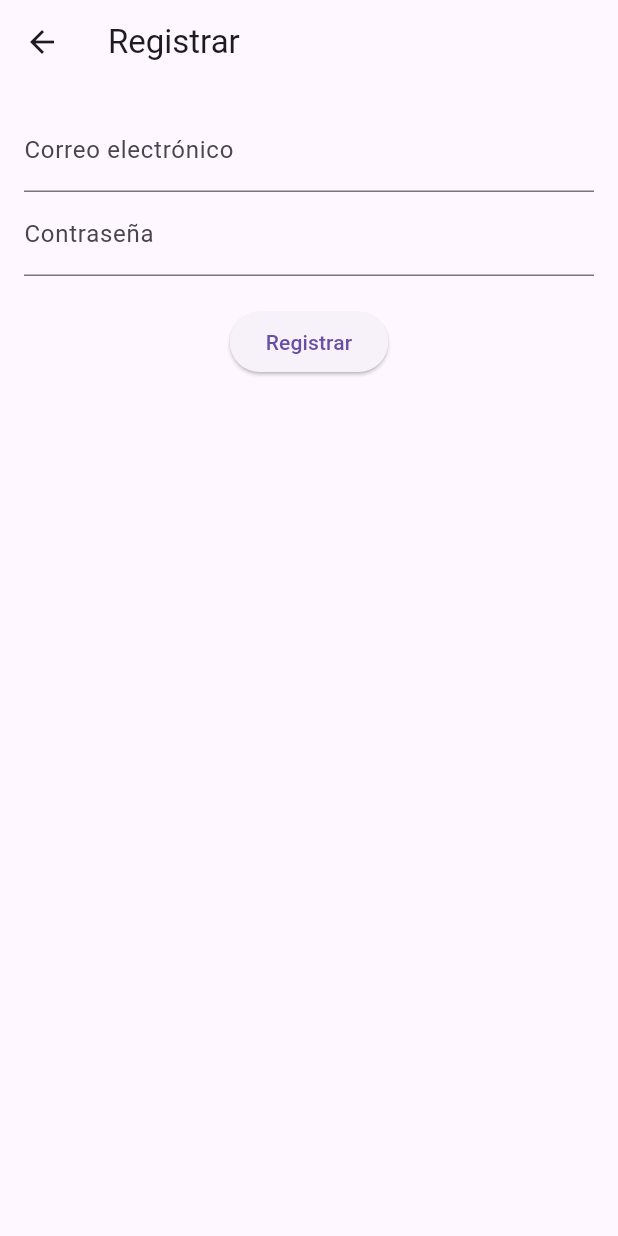
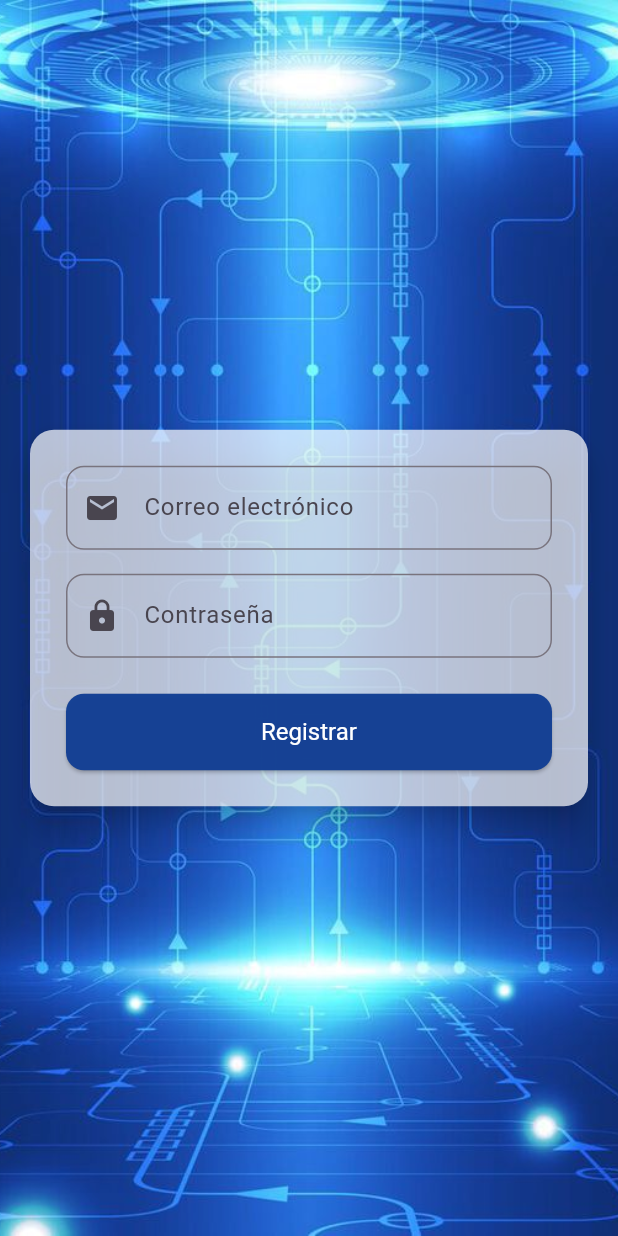
Before and after one commit to jesusjfy/appalertas, a Flutter app: the RegisterPage screen opened directly, on a phone screen of 412 x 824 dp. Run offline on Flutter 3.47's test engine with Material 3 defaults, Android fonts, the phone set to English and light mode, and no system bars; our stand-ins replace firebase_auth, firebase_core, flutter_local_notifications, google_sign_in; missing offline and left inert: telephony; accounts and stored records are empty.

Commit message:
update register page

```diff
--- a/lib/pages/register_page.dart
+++ b/lib/pages/register_page.dart
@@ -25,7 +25,8 @@ class _RegisterPageState extends State<RegisterPage> {
     });
 
     try {
-      UserCredential userCredential = await _auth.createUserWithEmailAndPassword(
+      UserCredential userCredential =
+          await _auth.createUserWithEmailAndPassword(
         email: _email,
         password: _password,
       );
@@ -47,22 +48,52 @@ class _RegisterPageState extends State<RegisterPage> {
   @override
   Widget build(BuildContext context) {
     return Scaffold(
-      appBar: AppBar(title: Text('Registrar')),
-      body: Padding(
+      body: Stack(
+        children: [
+          // Imagen de fondo
+          Container(
+            decoration: BoxDecoration(
+              image: DecorationImage(
+                image: AssetImage(
+                    'assets/images/1.jpg'), // Ruta a tu imagen de fondo
+                fit: BoxFit.cover,
+              ),
+            ),
+          ),
+          Center(
+            child: SingleChildScrollView(
+              child: Padding(
                 padding: const EdgeInsets.all(16.0),
+                child: Card(
+                  color: Colors.white
+                      .withOpacity(0.7), // Transparencia del formulario
+                  elevation: 8.0,
+                  shape: RoundedRectangleBorder(
+                    borderRadius: BorderRadius.circular(16.0),
+                  ),
+                  child: Padding(
+                    padding: const EdgeInsets.all(24.0),
                     child: Form(
                       key: _formKey,
                       child: Column(
+                        mainAxisSize: MainAxisSize.min,
                         children: <Widget>[
                           if (_errorMessage != null) ...[
                             Text(
                               _errorMessage!,
-                  style: TextStyle(color: Colors.red),
+                              style: TextStyle(color: Colors.red, fontSize: 14),
                             ),
                             SizedBox(height: 10),
                           ],
                           TextFormField(
-                decoration: InputDecoration(labelText: 'Correo electrónico'),
+                            decoration: InputDecoration(
+                              labelText: 'Correo electrónico',
+                              prefixIcon: Icon(Icons.email),
+                              border: OutlineInputBorder(
+                                borderRadius: BorderRadius.circular(12.0),
+                              ),
+                            ),
+                            keyboardType: TextInputType.emailAddress,
                             onChanged: (value) => _email = value,
                             validator: (value) {
                               if (value == null || value.isEmpty) {
@@ -71,8 +102,15 @@ class _RegisterPageState extends State<RegisterPage> {
                               return null;
                             },
                           ),
+                          SizedBox(height: 16),
                           TextFormField(
-                decoration: InputDecoration(labelText: 'Contraseña'),
+                            decoration: InputDecoration(
+                              labelText: 'Contraseña',
+                              prefixIcon: Icon(Icons.lock),
+                              border: OutlineInputBorder(
+                                borderRadius: BorderRadius.circular(12.0),
+                              ),
+                            ),
                             obscureText: true,
                             onChanged: (value) => _password = value,
                             validator: (value) {
@@ -85,17 +123,37 @@ class _RegisterPageState extends State<RegisterPage> {
                               return null;
                             },
                           ),
-              SizedBox(height: 20),
+                          SizedBox(height: 24),
                           _isLoading
                               ? CircularProgressIndicator()
-                  : ElevatedButton(
+                              : SizedBox(
+                                  width: double.infinity,
+                                  child: ElevatedButton(
                                     onPressed: _register,
                                     child: Text('Registrar'),
+                                    style: ElevatedButton.styleFrom(
+                                      padding:
+                                          EdgeInsets.symmetric(vertical: 16),
+                                      shape: RoundedRectangleBorder(
+                                        borderRadius: BorderRadius.circular(12),
+                                      ),
+                                      backgroundColor: const Color(0xffb144094),
+                                      foregroundColor: Colors.white,
+                                      textStyle: TextStyle(
+                                          fontSize: 16, color: Colors.black),
+                                    ),
+                                  ),
                                 ),
                         ],
                       ),
                     ),
                   ),
+                ),
+              ),
+            ),
+          ),
+        ],
+      ),
     );
   }
 }
```
Lines whose indentation alone changed are shown as unchanged.
